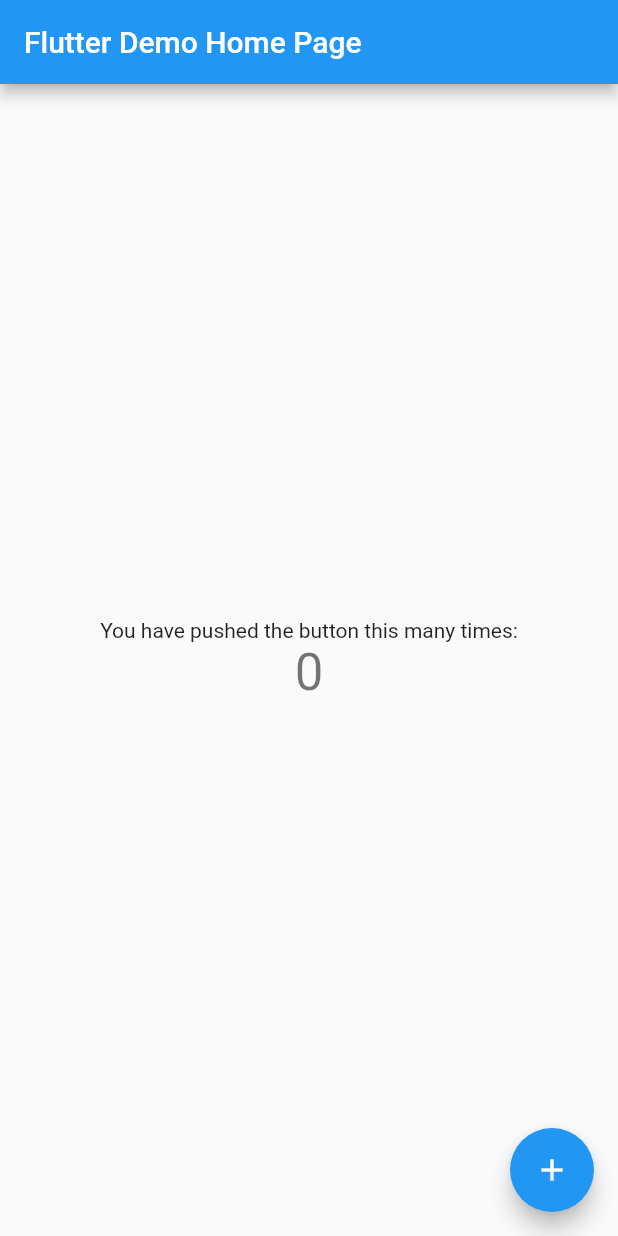
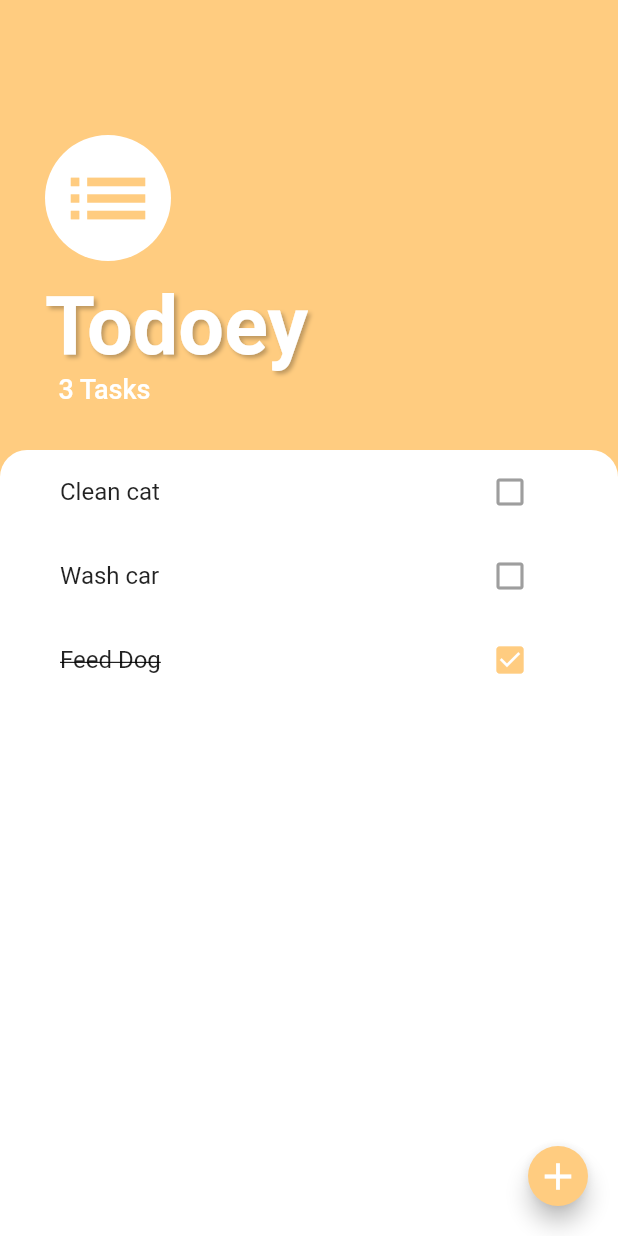
Before and after one commit to kenmaready/flutter_todo, a Flutter app: the screen it shows after launch, on a phone screen of 412 x 824 dp. Run offline on Flutter 3.47's test engine with Material 2 defaults, Android fonts, the phone set to English and light mode, and no system bars.

Commit message:
Added add new task functionality and modal screen

```diff
--- /dev/null
+++ b/lib/components/task_list.dart
@@ -0,0 +1,28 @@
+import 'package:flutter/material.dart';
+//
+import '../models/task.dart';
+import './task_tile.dart';
+
+class TaskList extends StatefulWidget {
+  List<Task> tasks;
+
+  TaskList({required this.tasks});
+
+  @override
+  State<TaskList> createState() => _TaskListState();
+}
+
+class _TaskListState extends State<TaskList> {
+  @override
+  Widget build(BuildContext context) {
+    return ListView.builder(
+      itemCount: widget.tasks.length,
+      itemBuilder: (context, index) {
+        Task task = widget.tasks[index];
+        return TaskTile(
+          task: task,
+        );
+      },
+    );
+  }
+}
--- /dev/null
+++ b/lib/components/task_tile.dart
@@ -0,0 +1,31 @@
+import 'package:flutter/material.dart';
+//
+import '../models/task.dart';
+
+class TaskTile extends StatefulWidget {
+  final Task task;
+  const TaskTile({required this.task});
+
+  @override
+  State<TaskTile> createState() => _TaskTileState();
+}
+
+class _TaskTileState extends State<TaskTile> {
+  @override
+  Widget build(BuildContext context) {
+    return ListTile(
+      title: Text(widget.task.description,
+          style: TextStyle(
+              decoration: widget.task.isCompleted
+                  ? TextDecoration.lineThrough
+                  : TextDecoration.none)),
+      trailing: TextButton(
+          onPressed: () {
+            setState(() => widget.task.toggleCompleted());
+          },
+          child: widget.task.isCompleted
+              ? Icon(Icons.check_box, color: Colors.orange.shade200)
+              : const Icon(Icons.check_box_outline_blank, color: Colors.grey)),
+    );
+  }
+}
--- a/lib/main.dart
+++ b/lib/main.dart
@@ -1,4 +1,6 @@
 import 'package:flutter/material.dart';
+//
+import 'screens/task_screen.dart';
 
 void main() {
   runApp(const MyApp());
@@ -7,109 +9,10 @@ void main() {
 class MyApp extends StatelessWidget {
   const MyApp({Key? key}) : super(key: key);
 
-  // This widget is the root of your application.
   @override
   Widget build(BuildContext context) {
     return MaterialApp(
-      title: 'Flutter Demo',
-      theme: ThemeData(
-        // This is the theme of your application.
-        //
-        // Try running your application with "flutter run". You'll see the
-        // application has a blue toolbar. Then, without quitting the app, try
-        // changing the primarySwatch below to Colors.green and then invoke
-        // "hot reload" (press "r" in the console where you ran "flutter run",
-        // or simply save your changes to "hot reload" in a Flutter IDE).
-        // Notice that the counter didn't reset back to zero; the application
-        // is not restarted.
-        primarySwatch: Colors.blue,
-      ),
-      home: const MyHomePage(title: 'Flutter Demo Home Page'),
+      home: TaskScreen(),
     );
   }
 }
-
-class MyHomePage extends StatefulWidget {
-  const MyHomePage({Key? key, required this.title}) : super(key: key);
-
-  // This widget is the home page of your application. It is stateful, meaning
-  // that it has a State object (defined below) that contains fields that affect
-  // how it looks.
-
-  // This class is the configuration for the state. It holds the values (in this
-  // case the title) provided by the parent (in this case the App widget) and
-  // used by the build method of the State. Fields in a Widget subclass are
-  // always marked "final".
-
-  final String title;
-
-  @override
-  State<MyHomePage> createState() => _MyHomePageState();
-}
-
-class _MyHomePageState extends State<MyHomePage> {
-  int _counter = 0;
-
-  void _incrementCounter() {
-    setState(() {
-      // This call to setState tells the Flutter framework that something has
-      // changed in this State, which causes it to rerun the build method below
-      // so that the display can reflect the updated values. If we changed
-      // _counter without calling setState(), then the build method would not be
-      // called again, and so nothing would appear to happen.
-      _counter++;
-    });
-  }
-
-  @override
-  Widget build(BuildContext context) {
-    // This method is rerun every time setState is called, for instance as done
-    // by the _incrementCounter method above.
-    //
-    // The Flutter framework has been optimized to make rerunning build methods
-    // fast, so that you can just rebuild anything that needs updating rather
-    // than having to individually change instances of widgets.
-    return Scaffold(
-      appBar: AppBar(
-        // Here we take the value from the MyHomePage object that was created by
-        // the App.build method, and use it to set our appbar title.
-        title: Text(widget.title),
-      ),
-      body: Center(
-        // Center is a layout widget. It takes a single child and positions it
-        // in the middle of the parent.
-        child: Column(
-          // Column is also a layout widget. It takes a list of children and
-          // arranges them vertically. By default, it sizes itself to fit its
-          // children horizontally, and tries to be as tall as its parent.
-          //
-          // Invoke "debug painting" (press "p" in the console, choose the
-          // "Toggle Debug Paint" action from the Flutter Inspector in Android
-          // Studio, or the "Toggle Debug Paint" command in Visual Studio Code)
-          // to see the wireframe for each widget.
-          //
-          // Column has various properties to control how it sizes itself and
-          // how it positions its children. Here we use mainAxisAlignment to
-          // center the children vertically; the main axis here is the vertical
-          // axis because Columns are vertical (the cross axis would be
-          // horizontal).
-          mainAxisAlignment: MainAxisAlignment.center,
-          children: <Widget>[
-            const Text(
-              'You have pushed the button this many times:',
-            ),
-            Text(
-              '$_counter',
-              style: Theme.of(context).textTheme.headline4,
-            ),
-          ],
-        ),
-      ),
-      floatingActionButton: FloatingActionButton(
-        onPressed: _incrementCounter,
-        tooltip: 'Increment',
-        child: const Icon(Icons.add),
-      ), // This trailing comma makes auto-formatting nicer for build methods.
-    );
-  }
-}
--- /dev/null
+++ b/lib/models/task.dart
@@ -0,0 +1,15 @@
+class Task {
+  String description;
+  bool completed;
+
+  Task({required this.description, this.completed = false});
+
+  bool get isCompleted {
+    return completed;
+  }
+
+  void toggleCompleted() {
+    completed = !completed;
+    print('$description is now ${completed ? '' : 'not'} completed');
+  }
+}
--- /dev/null
+++ b/lib/screens/task_screen.dart
@@ -0,0 +1,103 @@
+import 'package:flutter/material.dart';
+//
+import '../components/add_task_sheet.dart';
+import '../components/task_list.dart';
+import '../models/task.dart';
+
+var testTasksList = [
+  Task(description: 'Clean cat'),
+  Task(description: 'Wash car'),
+  Task(description: 'Feed Dog', completed: true)
+];
+
+class TaskScreen extends StatefulWidget {
+  const TaskScreen({Key? key}) : super(key: key);
+
+  @override
+  State<TaskScreen> createState() => _TaskScreenState();
+}
+
+class _TaskScreenState extends State<TaskScreen> {
+  List<Task> tasks = testTasksList;
+
+  void addNewTask(String description) {
+    tasks.add(Task(description: description));
+    setState(() {});
+  }
+
+  @override
+  Widget build(BuildContext context) {
+    return Scaffold(
+      backgroundColor: Colors.orange.shade200,
+      body: Column(
+        crossAxisAlignment: CrossAxisAlignment.start,
+        children: [
+          Container(
+            padding: const EdgeInsets.only(
+                top: 90.0, left: 30.0, right: 30.0, bottom: 30.0),
+            child:
+                Column(crossAxisAlignment: CrossAxisAlignment.start, children: [
+              CircleAvatar(
+                backgroundColor: Colors.white,
+                radius: 42.0,
+                child: Icon(
+                  Icons.list,
+                  color: Colors.orange.shade200,
+                  size: 66.0,
+                ),
+              ),
+              const SizedBox(height: 12.0),
+              const Text(
+                'Todoey',
+                style: TextStyle(
+                    color: Colors.white,
+                    fontSize: 54.0,
+                    fontWeight: FontWeight.w600,
+                    shadows: [
+                      Shadow(
+                          offset: Offset(2.0, 2.0),
+                          blurRadius: 3.0,
+                          color: Colors.black26)
+                    ]),
+              ),
+              Text(
+                '  ${tasks.length} Task${tasks.length == 1 ? '' : 's'}',
+                style: const TextStyle(
+                    color: Colors.white,
+                    fontSize: 18.0,
+                    fontWeight: FontWeight.w500),
+              ),
+            ]),
+          ),
+          Expanded(
+            child: Container(
+              padding: const EdgeInsets.symmetric(horizontal: 24.0),
+              decoration: const BoxDecoration(
+                color: Colors.white,
+                borderRadius: BorderRadius.only(
+                  topLeft: Radius.circular(18.0),
+                  topRight: Radius.circular(18.0),
+                ),
+              ),
+              child: TaskList(tasks: tasks),
+            ),
+          ),
+        ],
+      ),
+      floatingActionButton: FloatingActionButton(
+        backgroundColor: Colors.orange.shade200,
+        onPressed: () => showModalBottomSheet(
+            context: context,
+            isScrollControlled: true,
+            builder: (context) => AddTaskSheet(
+                  onSubmitted: addNewTask,
+                )),
+        mini: true,
+        child: const Icon(
+          Icons.add,
+          size: 30.0,
+        ),
+      ),
+    );
+  }
+}
```
Also changed, not shown: lib/components/add_task_sheet.dart (added, +73 -0 lines).
